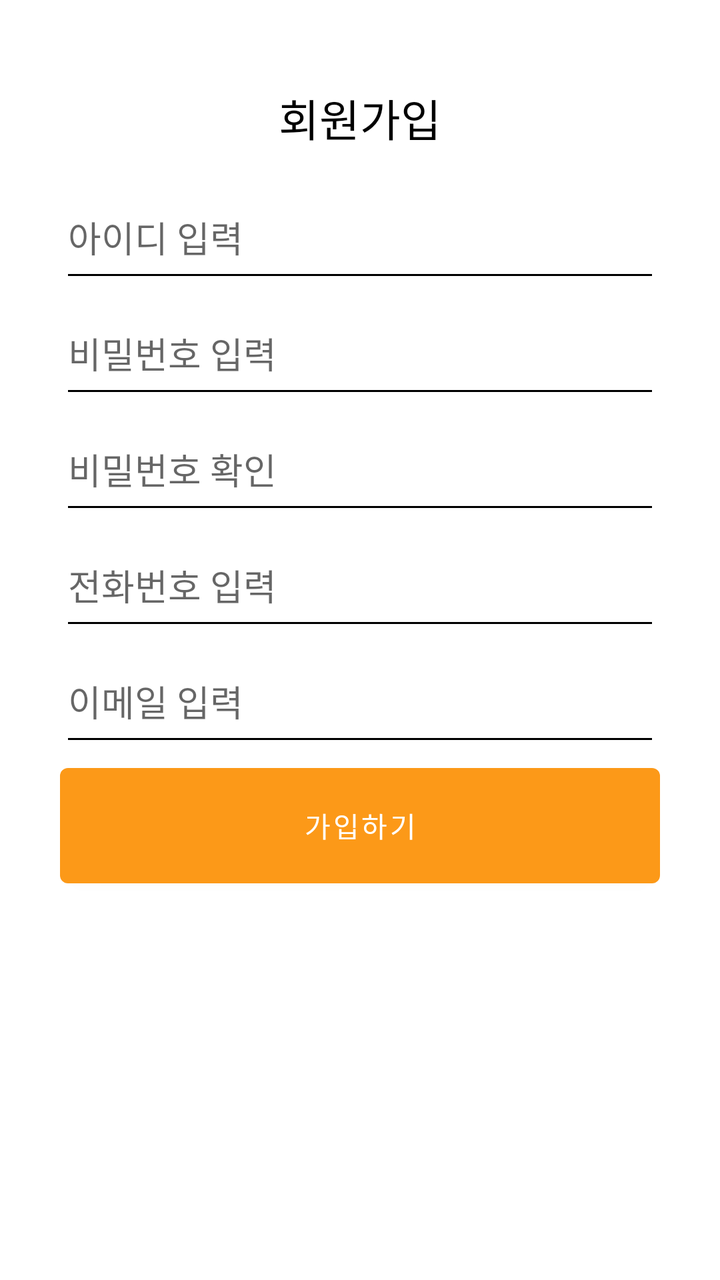
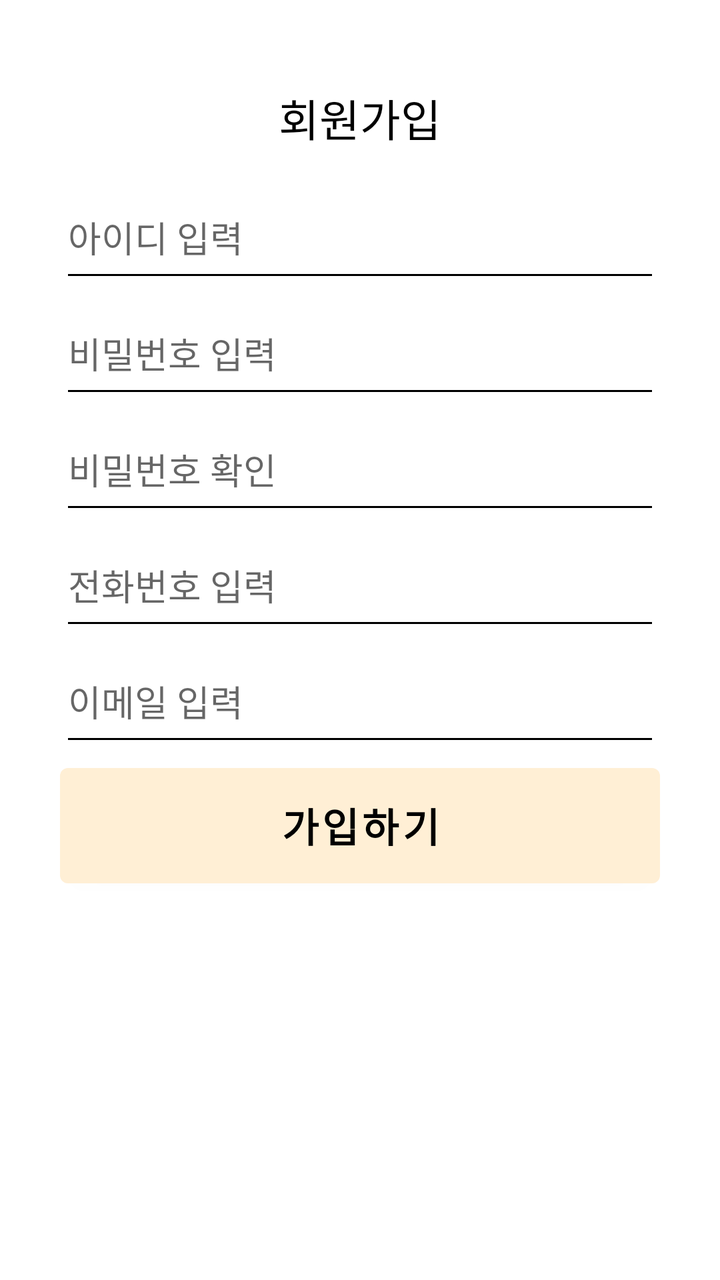

Screens rendered from an Android XML layout before and after an edit, with the pre-edit source and the edit as a unified diff.
<!-- AndroidManifest.xml: application theme Theme.ReportView_003 -->
<!-- res/layout/signup_main.xml -->
<?xml version="1.0" encoding="utf-8"?>
<androidx.constraintlayout.widget.ConstraintLayout
    xmlns:android="http://schemas.android.com/apk/res/android"
    xmlns:app="http://schemas.android.com/apk/res-auto"
    android:layout_width="match_parent"
    android:layout_height="match_parent"
    android:padding="30dp"
    app:layout_constraintTop_toTopOf="parent"
    app:layout_constraintBottom_toBottomOf="parent"
    app:layout_constraintStart_toStartOf="parent"
    app:layout_constraintEnd_toEndOf="parent">

    <TextView
        android:id="@+id/signup_title"
        android:layout_width="0dp"
        android:layout_height="0dp"
        android:layout_marginBottom="16dp"
        android:text="회원가입"
        android:textAppearance="@style/TextAppearance.AppCompat.Large"
        android:gravity="center"
        app:layout_constraintTop_toTopOf="parent"
        app:layout_constraintStart_toStartOf="parent"
        app:layout_constraintEnd_toEndOf="parent"
        app:layout_constraintHeight_percent="0.1" />

    <EditText
        android:id="@+id/signup_id"
        android:layout_width="0dp"
        android:layout_height="0dp"
        android:hint="아이디 입력"
        android:layout_marginBottom="8dp"
        app:layout_constraintTop_toBottomOf="@id/signup_title"
        app:layout_constraintStart_toStartOf="parent"
        app:layout_constraintEnd_toEndOf="parent"
        app:layout_constraintHeight_percent="0.1" />

    <EditText
        android:id="@+id/signup_pw"
        android:layout_width="0dp"
        android:layout_height="0dp"
        android:hint="비밀번호 입력"
        android:layout_marginBottom="8dp"
        android:inputType="textPassword"
        app:layout_constraintTop_toBottomOf="@id/signup_id"
        app:layout_constraintStart_toStartOf="parent"
        app:layout_constraintEnd_toEndOf="parent"
        app:layout_constraintHeight_percent="0.1" />

    <EditText
        android:id="@+id/signup_pw_check"
        android:layout_width="0dp"
        android:layout_height="0dp"
        android:hint="비밀번호 확인"
        android:layout_marginBottom="8dp"
        android:inputType="textPassword"
        app:layout_constraintTop_toBottomOf="@id/signup_pw"
        app:layout_constraintStart_toStartOf="parent"
        app:layout_constraintEnd_toEndOf="parent"
        app:layout_constraintHeight_percent="0.1" />

    <EditText
        android:id="@+id/signup_phone"
        android:layout_width="0dp"
        android:layout_height="0dp"
        android:hint="전화번호 입력"
        android:layout_marginBottom="8dp"
        android:inputType="phone"
        app:layout_constraintTop_toBottomOf="@id/signup_pw_check"
        app:layout_constraintStart_toStartOf="parent"
        app:layout_constraintEnd_toEndOf="parent"
        app:layout_constraintHeight_percent="0.1" />

    <EditText
        android:id="@+id/signup_email"
        android:layout_width="0dp"
        android:layout_height="0dp"
        android:hint="이메일 입력"
        android:layout_marginBottom="16dp"
        android:inputType="textEmailAddress"
        app:layout_constraintTop_toBottomOf="@id/signup_phone"
        app:layout_constraintStart_toStartOf="parent"
        app:layout_constraintEnd_toEndOf="parent"
        app:layout_constraintHeight_percent="0.1" />

    <Button
        android:id="@+id/signup_button"
        android:layout_width="0dp"
        android:layout_height="0dp"
        android:text="가입하기"
        app:layout_constraintTop_toBottomOf="@id/signup_email"
        app:layout_constraintStart_toStartOf="parent"
        app:layout_constraintEnd_toEndOf="parent"
        app:layout_constraintHeight_percent="0.12" />
</androidx.constraintlayout.widget.ConstraintLayout>
<!-- resources referenced by this layout -->
<resources>
  <style name="Theme.ReportView_003" parent="Theme.MaterialComponents.DayNight.NoActionBar">
          
          <item name="colorPrimary">@color/bg_color</item>
          <item name="colorPrimaryVariant">@color/orange_dark</item>
          <item name="colorOnPrimary">@color/white</item>
          
          <item name="colorSecondary">@color/teal_200</item>
          <item name="colorSecondaryVariant">@color/teal_700</item>
          <item name="colorOnSecondary">@color/black</item>
          
          <item name="android:statusBarColor">?attr/colorPrimaryVariant</item>
          
          
          <item name="android:textColorPrimary">@color/black</item>
          <item name="android:textColorSecondary">@color/black</item>
  
          
          <item name="android:navigationBarColor">@color/bg_color</item>
      </style>
  <color name="bg_color">#FC9918</color>"
  <color name="orange_dark">#875B00</color>"
  <color name="white">#FFFFFFFF</color>
  <color name="teal_200">#FF03DAC5</color>
  <color name="teal_700">#FF018786</color>
  <color name="black">#FF000000</color>
</resources>

<!-- the commit's change to res/layout/signup_main.xml (unified diff, before → after) -->
@@ -87,6 +87,9 @@
         android:layout_width="0dp"
         android:layout_height="0dp"
         android:text="가입하기"
+        android:textSize="20dp"
+        android:textStyle="bold"
+        android:textColor="?attr/colorOnSecondary"
         app:layout_constraintTop_toBottomOf="@id/signup_email"
         app:layout_constraintStart_toStartOf="parent"
         app:layout_constraintEnd_toEndOf="parent"
<!-- resource entries referenced after the edit -->
@@ -3,27 +3,25 @@
   <style name="Theme.ReportView_003" parent="Theme.MaterialComponents.DayNight.NoActionBar">
           
           <item name="colorPrimary">@color/bg_color</item>
-          <item name="colorPrimaryVariant">@color/orange_dark</item>
-          <item name="colorOnPrimary">@color/white</item>
+          <item name="colorPrimaryVariant">@color/bg_color</item>
+          <item name="colorOnPrimary">@color/black</item>
           
-          <item name="colorSecondary">@color/teal_200</item>
-          <item name="colorSecondaryVariant">@color/teal_700</item>
+          <item name="colorSecondary">#E4E4E4</item>
+          <item name="colorSecondaryVariant">#D1D1D1</item>
           <item name="colorOnSecondary">@color/black</item>
           
           <item name="android:statusBarColor">?attr/colorPrimaryVariant</item>
           
           
+          <item name="android:textColor">@color/black</item>
           <item name="android:textColorPrimary">@color/black</item>
           <item name="android:textColorSecondary">@color/black</item>
   
           
           <item name="android:navigationBarColor">@color/bg_color</item>
+          <item name="android:tint">@color/black</item>
       </style>
-  <color name="bg_color">#FC9918</color>"
-  <color name="orange_dark">#875B00</color>"
-  <color name="white">#FFFFFFFF</color>
-  <color name="teal_200">#FF03DAC5</color>
-  <color name="teal_700">#FF018786</color>
+  <color name="bg_color">#FFEFD5</color>"
   <color name="black">#FF000000</color>
 </resources>
 
